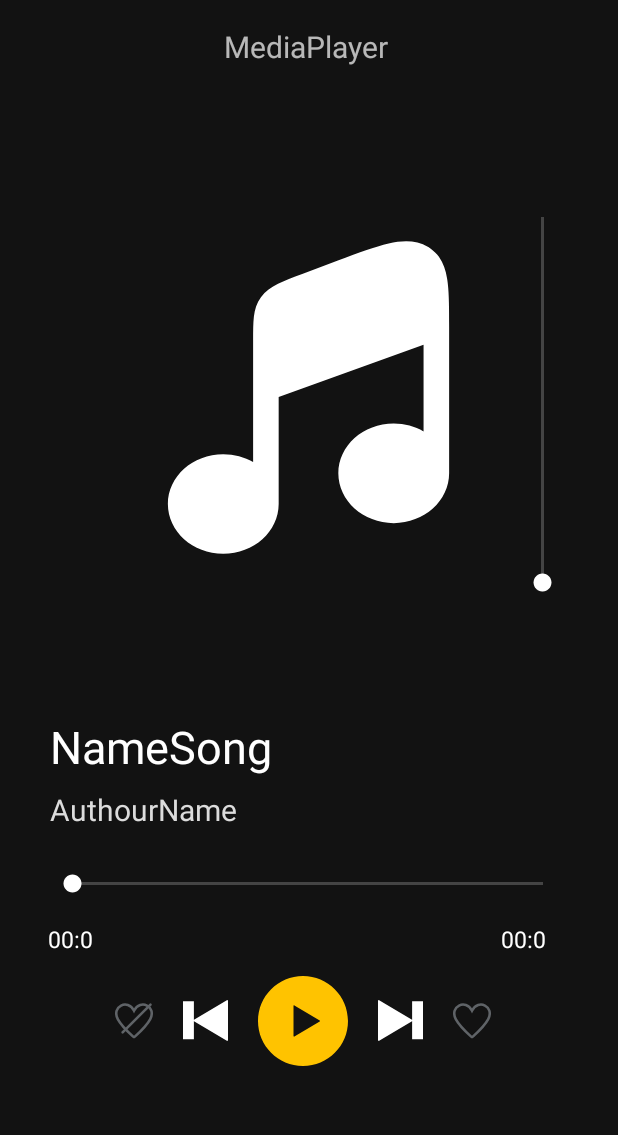
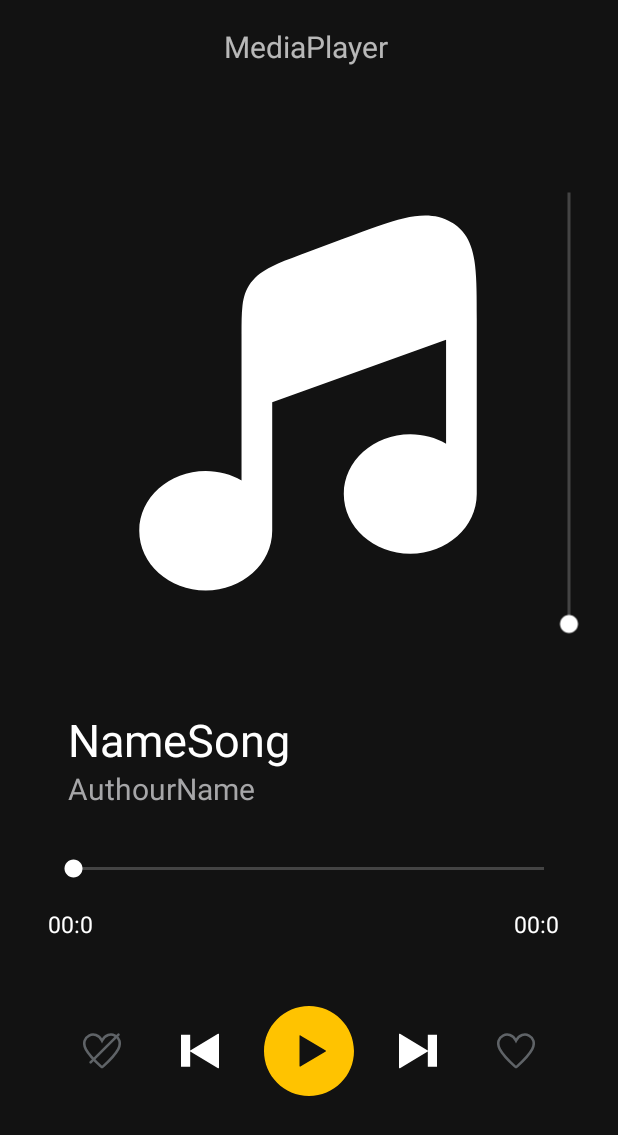
Before and after one commit to JoraBarjomi/Android_Programming, an Android app: the Mediaplayer screen opened directly, with no data from a screen before it, on a phone screen of 412 x 824 dp. Shown: the top 1135 px of the screen. Run offline under Robolectric (Android 15) with nearby library versions, the phone set to English and light mode, and no system bars.

Commit message:
Update MediaPlayer add seekbarVolume and seekbarTime

```diff
--- a/app/src/main/java/com/example/mycalculator/Mediaplayer.kt
+++ b/app/src/main/java/com/example/mycalculator/Mediaplayer.kt
@@ -2,6 +2,7 @@ package com.example.mycalculator
 
 import android.Manifest.permission.READ_EXTERNAL_STORAGE
 import android.Manifest.permission.READ_MEDIA_AUDIO
+import android.media.AudioManager
 import android.media.MediaMetadataRetriever
 
 import java.io.File
@@ -22,6 +23,8 @@ import androidx.core.view.WindowInsetsCompat
 import android.widget.ImageButton
 import android.widget.TextView
 import android.widget.ImageView
+import android.widget.SeekBar
+import android.widget.SeekBar.OnSeekBarChangeListener
 import androidx.activity.enableEdgeToEdge
 import androidx.activity.result.contract.ActivityResultContracts
 import androidx.appcompat.app.AppCompatActivity
@@ -52,6 +55,9 @@ class Mediaplayer : AppCompatActivity() {
     private lateinit var curTimeSong: TextView
     private lateinit var maxTimeSong: TextView
 
+    private lateinit var seekbarVolume: SeekBar
+    private lateinit var seekbarTime: SeekBar
+
     override fun onCreate(savedInstanceState: Bundle?) {
         super.onCreate(savedInstanceState)
         enableEdgeToEdge()
@@ -73,6 +79,9 @@ class Mediaplayer : AppCompatActivity() {
         btnprev = findViewById(R.id.btnprev)
         btnlike = findViewById(R.id.like)
         btnunlike = findViewById(R.id.unlike)
+
+        seekbarVolume = findViewById(R.id.volume)
+        seekbarTime = findViewById(R.id.playingBar)
 
         val requestPermissionLauncher = registerForActivityResult(ActivityResultContracts.RequestPermission()){ isGranted ->
             if(isGranted){
@@ -153,9 +162,6 @@ class Mediaplayer : AppCompatActivity() {
         return time
     }
 
-    //TODO seekbarVolume
-    //TODO seekbarMusic
-
     private var timeJob: Job? = null
     private fun playSong(index: Int){
         if(musicPaths.isEmpty()) return
@@ -174,6 +180,9 @@ class Mediaplayer : AppCompatActivity() {
                 mediaPlayer?.setDataSource(currentMusicPath)
                 mediaPlayer?.prepare()
 
+                seekbarTime.max = mediaPlayer?.duration ?: 0
+                seekbarTime.progress = 0
+
                 val uriCurMusicPath = Uri.fromFile(File(currentMusicPath))
                 val songInfo = getTrackInfo(uriCurMusicPath)
                 nameSong.text = songInfo.first
@@ -187,6 +196,7 @@ class Mediaplayer : AppCompatActivity() {
                 timeJob = lifecycleScope.launch {
                     while (isActive && mediaPlayer != null && mediaPlayer!!.isPlaying){
                         curTimeSong.text = getTrackTime(uriCurMusicPath)
+                        seekbarTime.progress = mediaPlayer?.currentPosition ?: 0
                         delay(1000)
                     }
                 }
@@ -212,6 +222,39 @@ class Mediaplayer : AppCompatActivity() {
 
     override fun onResume() {
         super.onResume()
+
+        val audioManager = getSystemService(AUDIO_SERVICE) as AudioManager
+        val maxVolume = audioManager.getStreamMaxVolume(AudioManager.STREAM_MUSIC)
+        seekbarVolume.max = maxVolume
+        val currVolume = audioManager.getStreamVolume(AudioManager.STREAM_MUSIC)
+        seekbarVolume.progress = currVolume
+
+        seekbarVolume.setOnSeekBarChangeListener(object : OnSeekBarChangeListener {
+            override fun onProgressChanged(seekBar: SeekBar,progress: Int, fromUser: Boolean) {
+                audioManager.setStreamVolume(AudioManager.STREAM_MUSIC, progress, 0)
+            }
+            override fun onStartTrackingTouch(seekBar: SeekBar) {
+            }
+            override fun onStopTrackingTouch(seekBar: SeekBar) {
+            }
+        })
+
+        seekbarTime.setOnSeekBarChangeListener(object : OnSeekBarChangeListener {
+            override fun onProgressChanged(seekBar: SeekBar,progress: Int, fromUser: Boolean) {
+                if(fromUser){
+                    val totalSec = progress / 1000;
+                    val min = totalSec / 60
+                    val sec = totalSec % 60
+                    val time =  String.format("%02d:%02d", min, sec)
+                    curTimeSong.text = time
+                }
+            }
+            override fun onStartTrackingTouch(seekBar: SeekBar) {
+            }
+            override fun onStopTrackingTouch(seekBar: SeekBar) {
+                mediaPlayer?.seekTo(seekBar.progress)
+            }
+        })
 
         btnplay.setOnClickListener {
             if(mediaPlayer == null){
--- a/app/src/main/res/drawable/control_btn_disable.xml
+++ b/app/src/main/res/drawable/control_btn_disable.xml
@@ -5,5 +5,5 @@
     android:viewportHeight="512">
     <path
         android:pathData="M388.21,36.13v213.41c-0.37,-0.32 -0.59,-0.79 -1.02,-1.04L13.25,25.24c-2.67,-1.56 -6.06,-1.66 -8.85,-0.07C1.75,26.71 0,29.68 0,32.8v223.23v223.12c0,3.22 1.75,6.15 4.4,7.64c2.79,1.63 6.18,1.53 8.85,-0.03l373.93,-223.25c0.44,-0.25 0.65,-0.72 1.02,-1.04v207.06H512V36.13H388.21z"
-        android:fillColor="#adb5bd"/>
+        android:fillColor="#a6a6a8"/>
 </vector>
--- a/app/src/main/res/drawable/heart.xml
+++ b/app/src/main/res/drawable/heart.xml
@@ -4,6 +4,6 @@
     android:viewportWidth="15"
     android:viewportHeight="15">
   <path
-      android:fillColor="@color/white"
+      android:fillColor="#D2042D"
       android:pathData="M13.91,6.75c-1.17,2.25 -4.3,5.31 -6.07,6.94c-0.19,0.172 -0.48,0.172 -0.67,0C5.39,12.06 2.26,9 1.09,6.75C-1.48,1.8 5,-1.5 7.5,3.45C10,-1.5 16.48,1.8 13.91,6.75z"/>
 </vector>
--- a/app/src/main/res/layout/activity_hub.xml
+++ b/app/src/main/res/layout/activity_hub.xml
@@ -131,20 +131,22 @@
         android:text="Theme"
         app:layout_constraintBottom_toTopOf="@+id/linearLayout"
         app:layout_constraintEnd_toEndOf="parent"
-        app:layout_constraintHorizontal_bias="0.935"
+        app:layout_constraintHorizontal_bias="0.847"
         app:layout_constraintStart_toEndOf="@+id/textClock"
         app:layout_constraintTop_toTopOf="parent"
         app:layout_constraintVertical_bias="0.125" />
 
     <SeekBar
         android:id="@+id/seekBar"
-        android:layout_width="216dp"
-        android:layout_height="32dp"
+        android:layout_width="159dp"
+        android:layout_height="50dp"
+        android:layout_marginTop="52dp"
+        android:layout_marginEnd="272dp"
+        android:layout_marginBottom="73dp"
+        android:rotation="270"
         app:layout_constraintBottom_toTopOf="@+id/linearLayout"
-        app:layout_constraintEnd_toStartOf="@+id/chkBox"
-        app:layout_constraintHorizontal_bias="0.23"
-        app:layout_constraintStart_toStartOf="parent"
+        app:layout_constraintEnd_toEndOf="parent"
         app:layout_constraintTop_toTopOf="parent"
-        app:layout_constraintVertical_bias="0.223" />
+        app:layout_constraintVertical_bias="0.0" />
 
 </androidx.constraintlayout.widget.ConstraintLayout>
--- a/app/src/main/res/layout/activity_mediaplayer.xml
+++ b/app/src/main/res/layout/activity_mediaplayer.xml
@@ -20,23 +20,22 @@
         app:layout_constraintVertical_bias="0.022" />
 
     <LinearLayout
-        android:layout_width="277dp"
+        android:layout_width="346dp"
         android:layout_height="76dp"
+        android:gravity="center"
         android:orientation="horizontal"
-        android:gravity="center_vertical"
         app:layout_constraintBottom_toBottomOf="parent"
         app:layout_constraintEnd_toEndOf="parent"
-        app:layout_constraintHorizontal_bias="0.495"
+        app:layout_constraintHorizontal_bias="0.5"
         app:layout_constraintStart_toStartOf="parent"
         app:layout_constraintTop_toBottomOf="@+id/playingBar"
-        app:layout_constraintVertical_bias="0.205">
-
+        app:layout_constraintVertical_bias="0.4">
 
         <ImageButton
             android:id="@+id/unlike"
             android:layout_width="25dp"
             android:layout_height="25dp"
-            android:layout_margin="10dp"
+            android:layout_margin="20dp"
             android:layout_weight="0"
             android:alpha="0.5"
             android:background="@drawable/heart_crossed"
@@ -45,9 +44,9 @@
 
         <ImageButton
             android:id="@+id/btnprev"
-            android:layout_width="30dp"
-            android:layout_height="30dp"
-            android:layout_margin="10dp"
+            android:layout_width="25dp"
+            android:layout_height="25dp"
+            android:layout_margin="20dp"
             android:layout_weight="0"
             android:background="@null"
             android:rotationY="180"
@@ -66,9 +65,9 @@
 
         <ImageButton
             android:id="@+id/btnnext"
-            android:layout_width="30dp"
-            android:layout_height="30dp"
-            android:layout_margin="10dp"
+            android:layout_width="25dp"
+            android:layout_height="25dp"
+            android:layout_margin="20dp"
             android:layout_weight="0"
             android:background="@null"
             android:scaleType="centerInside"
@@ -78,12 +77,12 @@
             android:id="@+id/like"
             android:layout_width="25dp"
             android:layout_height="25dp"
-            android:layout_margin="10dp"
+            android:layout_margin="20dp"
             android:layout_weight="0"
             android:alpha="0.5"
             android:background="@null"
-            android:src="@drawable/heart_empty"
-            android:scaleType="centerInside"/>
+            android:scaleType="centerInside"
+            android:src="@drawable/heart_empty" />
 
     </LinearLayout>
 
@@ -95,46 +94,46 @@
         android:thumbTint="@color/white"
         app:layout_constraintBottom_toBottomOf="parent"
         app:layout_constraintEnd_toEndOf="parent"
-        app:layout_constraintHorizontal_bias="0.485"
+        app:layout_constraintHorizontal_bias="0.492"
         app:layout_constraintStart_toStartOf="parent"
         app:layout_constraintTop_toBottomOf="@+id/textView"
-        app:layout_constraintVertical_bias="0.714" />
+        app:layout_constraintVertical_bias="0.7" />
 
     <SeekBar
         android:id="@+id/volume"
-        android:layout_width="276dp"
-        android:layout_height="48dp"
-        android:layout_marginStart="224dp"
+        android:layout_width="320dp"
+        android:layout_height="55dp"
+        android:layout_marginStart="220dp"
         android:progressTint="#DCDCDC"
         android:rotation="270"
         android:thumbTint="@color/white"
         app:layout_constraintBottom_toBottomOf="parent"
         app:layout_constraintStart_toStartOf="parent"
         app:layout_constraintTop_toTopOf="parent"
-        app:layout_constraintVertical_bias="0.313" />
+        app:layout_constraintVertical_bias="0.318" />
 
     <TextView
         android:id="@+id/nameSong"
-        android:layout_width="346dp"
+        android:layout_width="320dp"
         android:layout_height="0dp"
-        android:layout_marginBottom="8dp"
+        android:layout_marginBottom="40dp"
         android:text="NameSong"
         android:textColor="@color/white"
         android:textSize="30dp"
-        app:layout_constraintBottom_toTopOf="@+id/authorSong"
+        app:layout_constraintBottom_toTopOf="@+id/playingBar"
         app:layout_constraintEnd_toEndOf="parent"
+        app:layout_constraintHorizontal_bias="0.492"
         app:layout_constraintStart_toStartOf="parent" />
 
     <TextView
         android:id="@+id/maxTime"
         android:layout_width="37dp"
         android:layout_height="19dp"
+        android:layout_marginEnd="32dp"
         android:text="00:00"
         android:textColor="@color/white"
         android:textSize="15dp"
         app:layout_constraintEnd_toEndOf="parent"
-        app:layout_constraintHorizontal_bias="0.891"
-        app:layout_constraintStart_toEndOf="@+id/maxTime"
         app:layout_constraintTop_toBottomOf="@+id/playingBar" />
 
     <TextView
@@ -150,20 +149,21 @@
 
     <TextView
         android:id="@+id/authorSong"
-        android:layout_width="346dp"
+        android:layout_width="320dp"
         android:layout_height="25dp"
-        android:layout_marginBottom="12dp"
+        android:layout_marginBottom="16dp"
         android:text="AuthourName"
-        android:textColor="#DCDCDC"
+        android:textColor="#a6a6a8"
         android:textSize="20dp"
         app:layout_constraintBottom_toTopOf="@+id/playingBar"
         app:layout_constraintEnd_toEndOf="parent"
+        app:layout_constraintHorizontal_bias="0.492"
         app:layout_constraintStart_toStartOf="parent" />
 
     <ImageView
         android:id="@+id/songImage"
-        android:layout_width="250dp"
-        android:layout_height="250dp"
+        android:layout_width="300dp"
+        android:layout_height="300dp"
         android:layout_marginTop="40dp"
         android:src="@drawable/music_note"
         app:layout_constraintBottom_toTopOf="@+id/nameSong"
```
